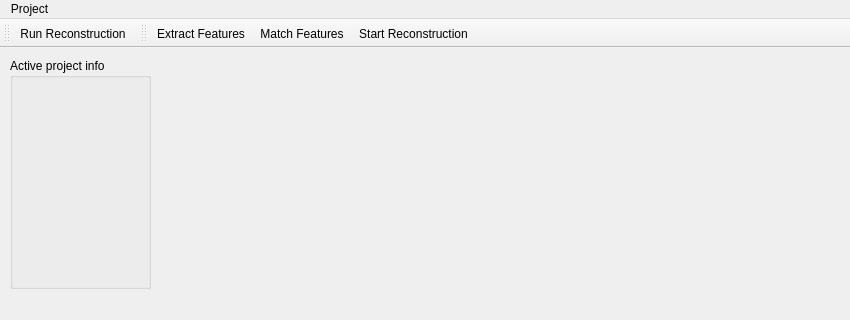
lybros/appa, file ui/mainwindow.ui: the form before one commit; both pictures show x 0 to 850 and y 0 to 320 of the 1067 by 618 pixel window.
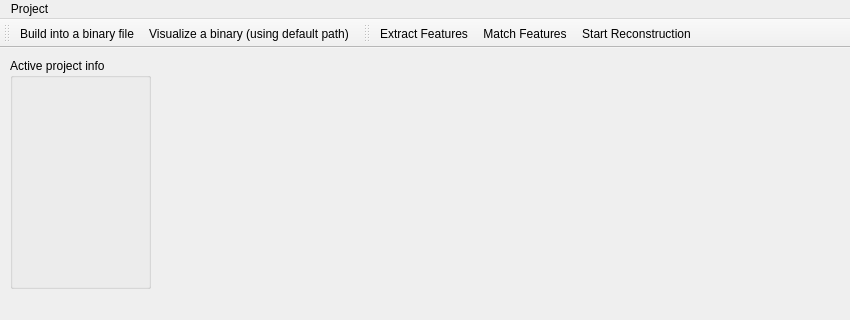
The form after the commit. Icons and pictures are not drawn.

Commit message: Interface for future reconstruction visualization

```diff
--- a/ui/mainwindow.ui
+++ b/ui/mainwindow.ui
@@ -64,7 +64,8 @@
    <attribute name="toolBarBreak">
     <bool>false</bool>
    </attribute>
-   <addaction name="actionRun_Reconstruction"/>
+   <addaction name="actionBuildToBinary"/>
+   <addaction name="actionVisualizeBinary"/>
   </widget>
   <widget class="QStatusBar" name="statusBar"/>
   <widget class="QToolBar" name="toolBar">
@@ -104,13 +105,13 @@
     <string>Save As</string>
    </property>
   </action>
-  <action name="actionRun_Reconstruction">
+  <action name="actionBuildToBinary">
    <property name="icon">
     <iconset>
      <normaloff>.</normaloff>.</iconset>
    </property>
    <property name="text">
-    <string>Run Reconstruction</string>
+    <string>Build into a binary file</string>
    </property>
   </action>
   <action name="actionExtract_Features">
@@ -149,6 +150,14 @@
     <string>Start Recostruction</string>
    </property>
   </action>
+  <action name="actionVisualizeBinary">
+   <property name="text">
+    <string>Visualize a binary (using default path)</string>
+   </property>
+   <property name="toolTip">
+    <string>Visualize a binary (using default path)</string>
+   </property>
+  </action>
  </widget>
  <layoutdefault spacing="6" margin="11"/>
  <resources/>
```
The commit also changes 9 other files.
